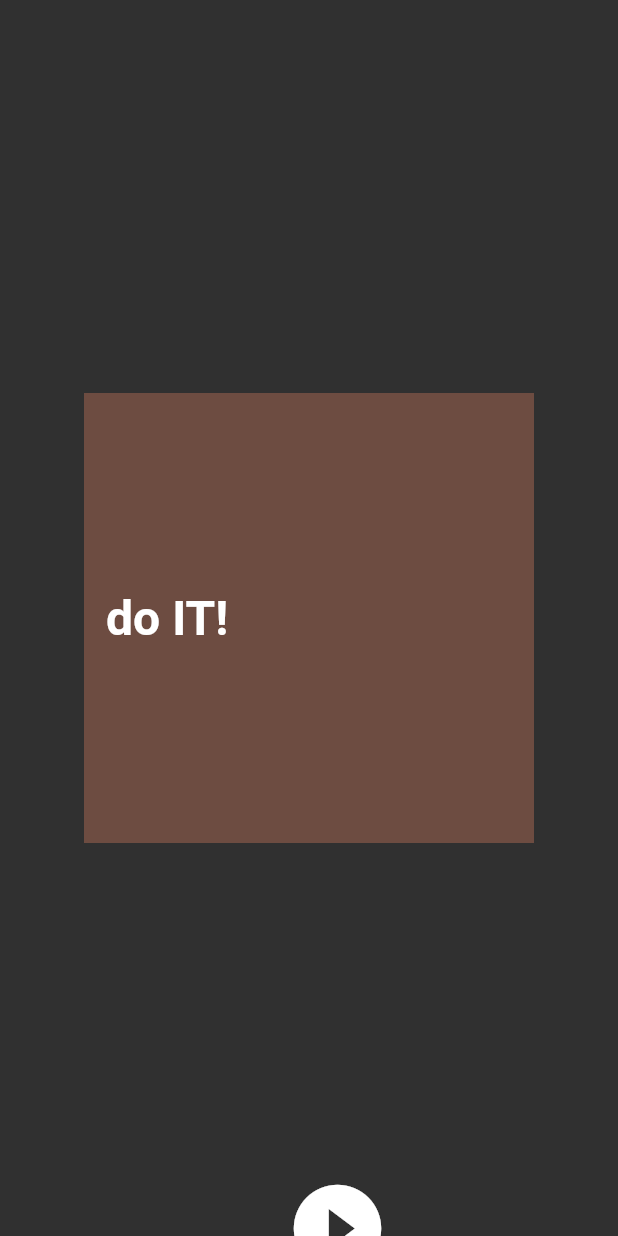
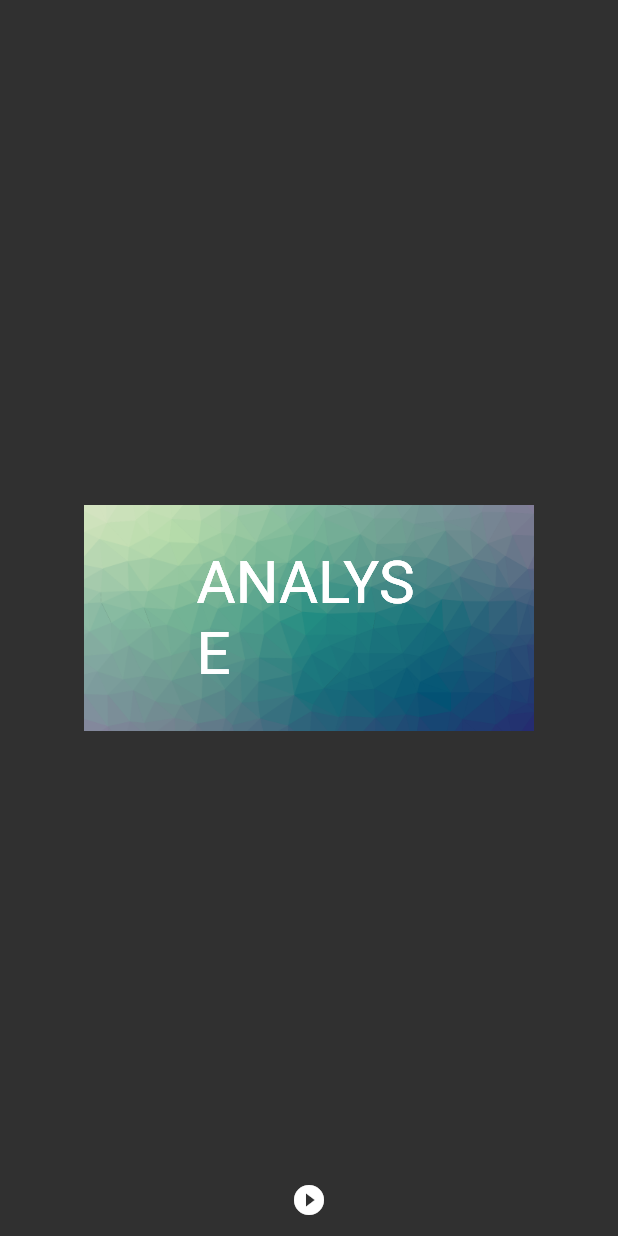
Before and after one commit to aagarwal1012/Animated-Text-Kit, a Flutter app: the screen it shows after launch, after a tap on the "play circle filled" icon, on a phone screen of 412 x 824 dp. Run offline on Flutter 3.47's test engine with Material 2 defaults, Android fonts, the light colour scheme and no system bars; Roboto replaces fonts that are missing (Horizon).

Commit message:
added cover widget

```diff
--- a/example/lib/main.dart
+++ b/example/lib/main.dart
@@ -123,8 +123,18 @@ class _MyHomePageState extends State<MyHomePage> {
           Positioned.fill(
             child: Center(
               child: Container(
-                decoration: BoxDecoration(color: _colors[_index]),
-                child: Center(child: _textAnimationKit[_index]),
+//                decoration: BoxDecoration(color: _colors[_index]),
+              decoration: BoxDecoration(image: DecorationImage(image: AssetImage("assets/background.png")),),
+//                child: Center(child: _textAnimationKit[_index]),
+              child: Center(
+                child: SizedBox(
+                  width: 150.0,
+                  child: RotateAnimatedTextKit(
+                    text: ["ANALYSE", "DESIGN", "CODE", "DEBUG"],
+                    textStyle: TextStyle(fontSize: 40.0, fontFamily: "Horizon"),
+                  ),
+                ),
+              ),
                 height: 300.0,
                 width: 300.0,
               ),
@@ -137,8 +147,8 @@ class _MyHomePageState extends State<MyHomePage> {
                 icon: Container(
                   child: Icon(
                     Icons.play_circle_filled,
-                    color: Colors.white,
-                    size: 70.0,
+//                    color: Colors.white,
+//                    size: 70.0,
                   ),
                 ),
                 onPressed: () {
--- a/example/pubspec.yaml
+++ b/example/pubspec.yaml
@@ -16,6 +16,9 @@ dev_dependencies:
 flutter:
 
   uses-material-design: true
+
+  assets:
+    - assets/background.png
 
   fonts:
     - family: Canterbury
```
Also changed, not shown: example/assets/background.png (added), 1 other file.
